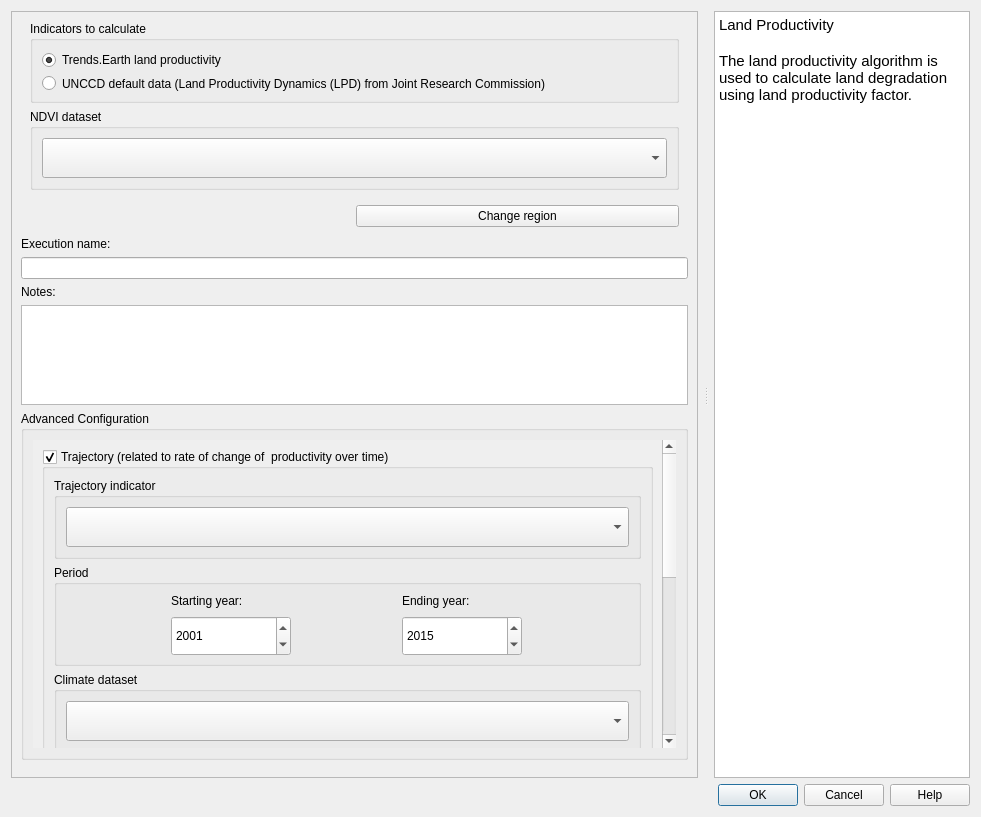
Old version of the form LDMP/gui/DlgCalculateProd.ui in the repository ConservationInternational/trends.earth.
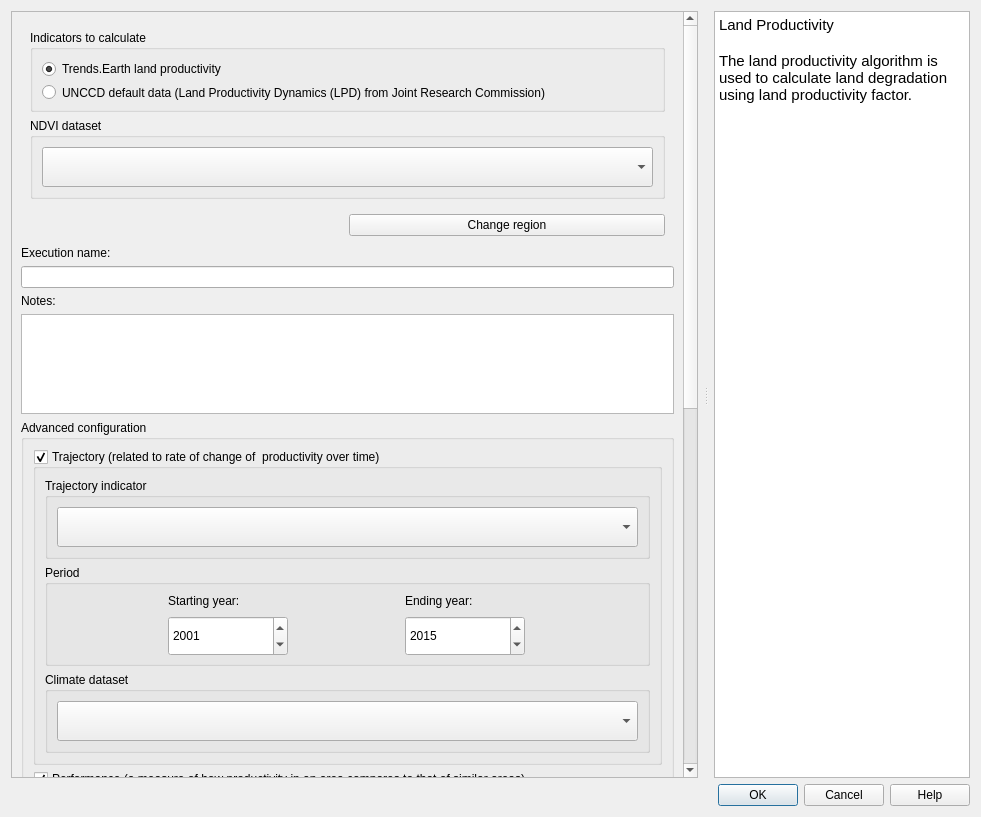
New version of the form. Custom widgets are drawn as their Qt base class.

Commit message: added scroll area in all algorithm execution dialogs

What changed in the file:
```diff
--- a/LDMP/gui/DlgCalculateProd.ui
+++ b/LDMP/gui/DlgCalculateProd.ui
@@ -42,24 +42,42 @@
        </sizepolicy>
       </property>
       <property name="frameShape">
-       <enum>QFrame::StyledPanel</enum>
+       <enum>QFrame::NoFrame</enum>
       </property>
       <property name="frameShadow">
        <enum>QFrame::Raised</enum>
       </property>
-      <layout class="QVBoxLayout" name="verticalLayout_3">
+      <layout class="QVBoxLayout" name="verticalLayout_10">
        <property name="leftMargin">
-        <number>9</number>
+        <number>0</number>
        </property>
        <property name="topMargin">
         <number>0</number>
        </property>
        <property name="rightMargin">
-        <number>9</number>
+        <number>0</number>
        </property>
        <property name="bottomMargin">
-        <number>4</number>
+        <number>0</number>
        </property>
+       <item>
+        <widget class="QScrollArea" name="scrollArea">
+         <property name="horizontalScrollBarPolicy">
+          <enum>Qt::ScrollBarAlwaysOff</enum>
+         </property>
+         <property name="widgetResizable">
+          <bool>true</bool>
+         </property>
+         <widget class="QWidget" name="scrollAreaWidgetContents">
+          <property name="geometry">
+           <rect>
+            <x>0</x>
+            <y>0</y>
+            <width>675</width>
+            <height>780</height>
+           </rect>
+          </property>
+          <layout class="QVBoxLayout" name="verticalLayout_3">
        <item>
         <widget class="QFrame" name="setup_frame">
          <property name="frameShape">
@@ -253,40 +271,10 @@
        <item>
         <widget class="QgsCollapsibleGroupBox" name="advance_configurations">
          <property name="title">
-          <string>Advanced Configuration</string>
+              <string>Advanced configuration</string>
          </property>
          <property name="collapsed">
-          <bool>false</bool>
-         </property>
-         <layout class="QVBoxLayout" name="verticalLayout_10">
-          <item>
-           <widget class="QScrollArea" name="scrollArea">
-            <property name="sizePolicy">
-             <sizepolicy hsizetype="Preferred" vsizetype="Expanding">
-              <horstretch>0</horstretch>
-              <verstretch>0</verstretch>
-             </sizepolicy>
-            </property>
-            <property name="frameShape">
-             <enum>QFrame::NoFrame</enum>
-            </property>
-            <property name="frameShadow">
-             <enum>QFrame::Plain</enum>
-            </property>
-            <property name="horizontalScrollBarPolicy">
-             <enum>Qt::ScrollBarAlwaysOff</enum>
-            </property>
-            <property name="widgetResizable">
              <bool>true</bool>
-            </property>
-            <widget class="QWidget" name="scrollAreaWidgetContents">
-             <property name="geometry">
-              <rect>
-               <x>0</x>
-               <y>0</y>
-               <width>669</width>
-               <height>738</height>
-              </rect>
              </property>
              <layout class="QVBoxLayout" name="verticalLayout_9">
               <item>
@@ -948,10 +936,6 @@
               </item>
              </layout>
             </widget>
-           </widget>
-          </item>
-         </layout>
-        </widget>
        </item>
        <item>
         <spacer name="verticalSpacer">
@@ -961,10 +945,14 @@
          <property name="sizeHint" stdset="0">
           <size>
            <width>20</width>
-           <height>40</height>
+               <height>298</height>
           </size>
          </property>
         </spacer>
+           </item>
+          </layout>
+         </widget>
+        </widget>
        </item>
       </layout>
      </widget>
```
Lines whose indentation alone changed are shown as unchanged. The commit also changes 12 other files.
